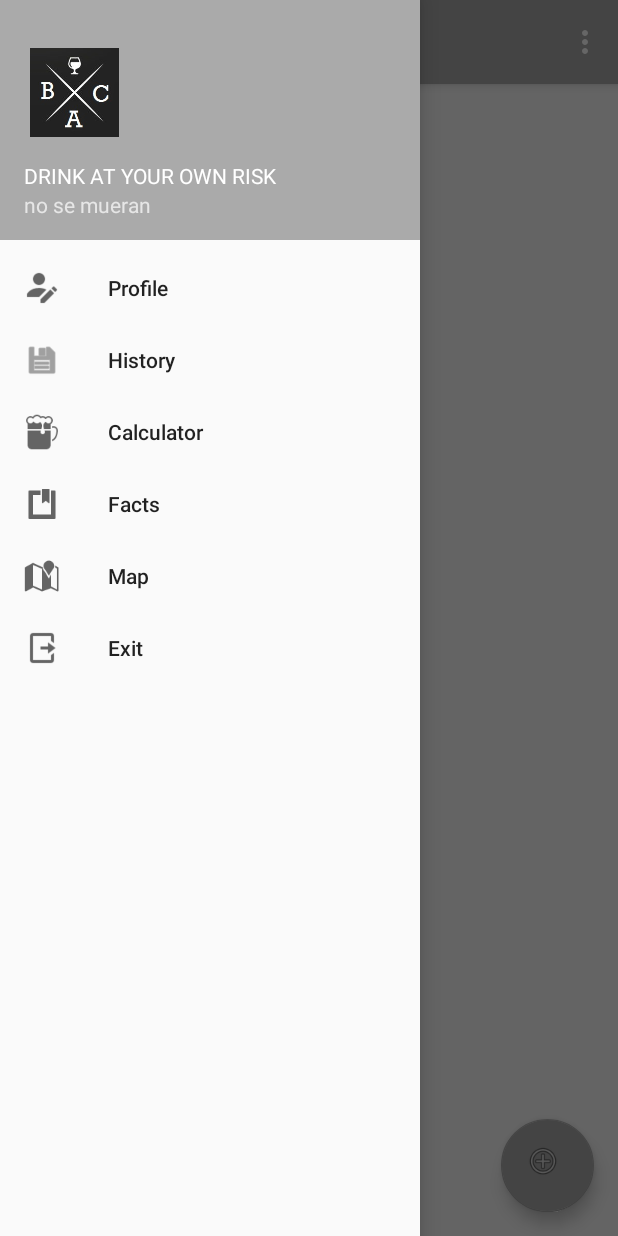
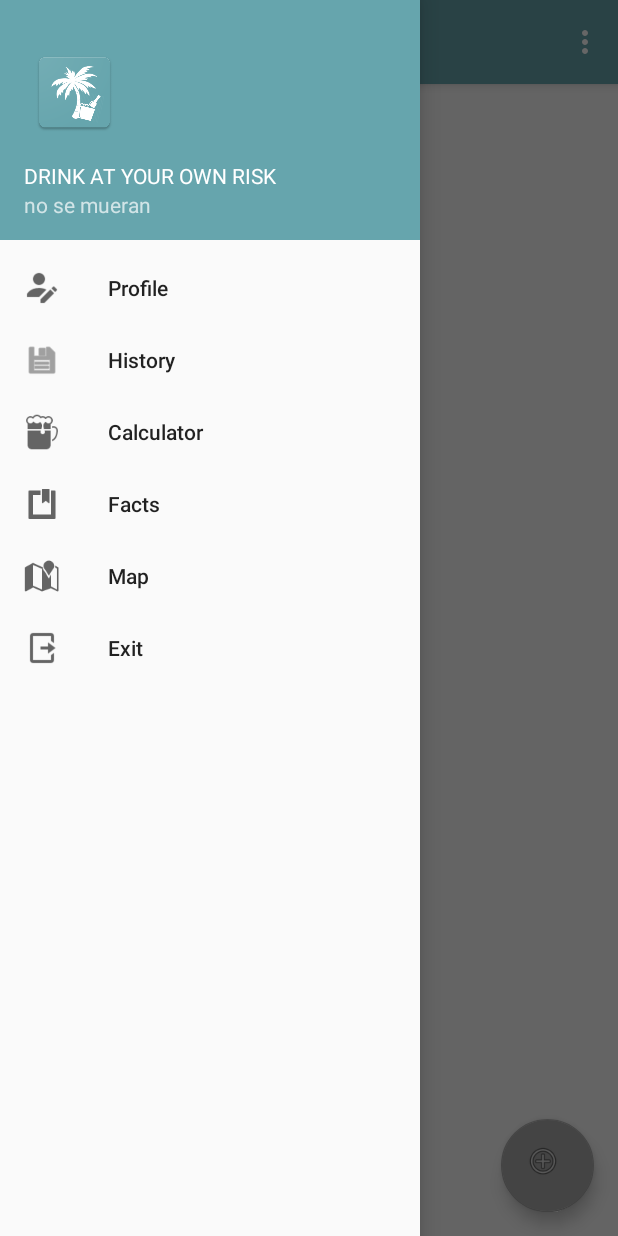
Before and after one commit to xlKennethlx/Mi_Traguito, an Android app: the screen it shows after launch (NavDrawMainActivity), with the side drawer open, on a phone screen of 412 x 824 dp. Run offline under Robolectric (Android 15) with nearby library versions, the phone set to English and light mode, and no system bars.

Commit message:
kevin
icono y creo q itras cosas

```diff
--- a/app/src/main/res/layout/app_bar_nav_draw_main.xml
+++ b/app/src/main/res/layout/app_bar_nav_draw_main.xml
@@ -15,7 +15,7 @@
             android:id="@+id/toolbar"
             android:layout_width="match_parent"
             android:layout_height="?attr/actionBarSize"
-            android:background="@android:color/darker_gray"
+            android:background="@color/colorAccent"
             app:popupTheme="@style/AppTheme.PopupOverlay" />
 
     </android.support.design.widget.AppBarLayout>
--- a/app/src/main/res/layout/nav_header_nav_draw_main.xml
+++ b/app/src/main/res/layout/nav_header_nav_draw_main.xml
@@ -3,7 +3,7 @@
     xmlns:app="http://schemas.android.com/apk/res-auto"
     android:layout_width="match_parent"
     android:layout_height="@dimen/nav_header_height"
-    android:background="@android:color/darker_gray"
+    android:background="@color/colorAccent"
     android:gravity="bottom"
     android:orientation="vertical"
     android:paddingBottom="@dimen/activity_vertical_margin"
@@ -17,7 +17,7 @@
         android:layout_width="67dp"
         android:layout_height="75dp"
         android:paddingTop="@dimen/nav_header_vertical_spacing"
-        app:srcCompat="@drawable/icono" />
+        app:srcCompat="@drawable/palmicon" />
 
     <TextView
         android:layout_width="match_parent"
--- a/app/src/main/res/values/colors.xml
+++ b/app/src/main/res/values/colors.xml
@@ -1,6 +1,6 @@
 <?xml version="1.0" encoding="utf-8"?>
 <resources>
-    <color name="colorPrimary">#3f51b5</color>
+    <color name="colorPrimary">#66a5ad</color>
     <color name="colorPrimaryDark">#000000</color>
-    <color name="colorAccent">#FF4081</color>
+    <color name="colorAccent">#66a5ad</color>
 </resources>
```
Also changed, not shown: app/src/main/ic_launcher-web.png, app/src/main/res/drawable/palmicon.png (added), app/src/main/res/mipmap-hdpi/ic_launcher.png, app/src/main/res/mipmap-mdpi/ic_launcher.png, app/src/main/res/mipmap-xhdpi/ic_launcher.png, app/src/main/res/mipmap-xxhdpi/ic_launcher.png, app/src/main/res/mipmap-xxxhdpi/ic_launcher.png.
